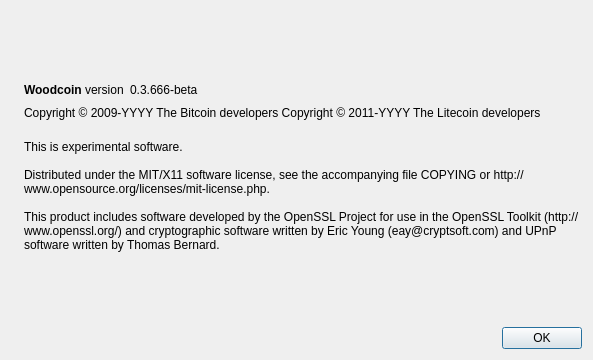
Above: src/qt/forms/aboutdialog.ui from funkshelper/woodcoin-historical before the change. Below: the same form after it.
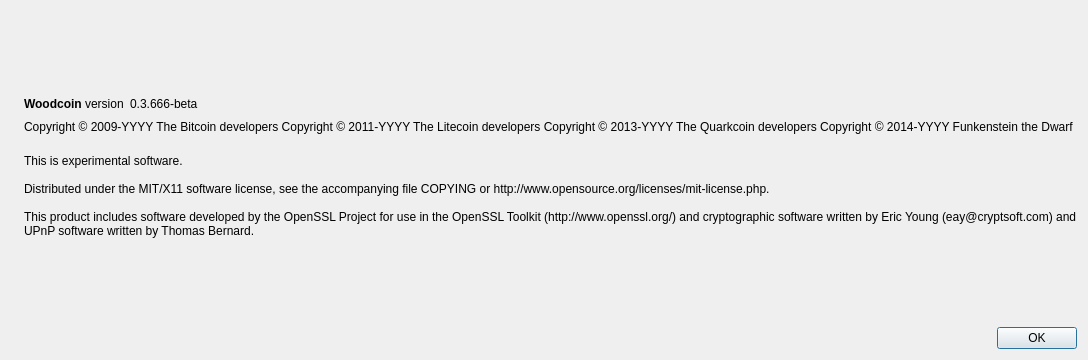
That is the form after the change. Icons and pictures are not drawn.

The edit to the form file:
```diff
--- a/src/qt/forms/aboutdialog.ui
+++ b/src/qt/forms/aboutdialog.ui
@@ -92,7 +92,10 @@
        </property>
        <property name="text">
         <string notr="true">Copyright &amp;copy; 2009-YYYY The Bitcoin developers
-Copyright &amp;copy; 2011-YYYY The Litecoin developers</string>
+Copyright &amp;copy; 2011-YYYY The Litecoin developers
+Copyright &amp;copy; 2013-YYYY The Quarkcoin developers
+Copyright &amp;copy; 2014-YYYY Funkenstein the Dwarf
+</string>
        </property>
        <property name="textFormat">
         <enum>Qt::RichText</enum>
```
